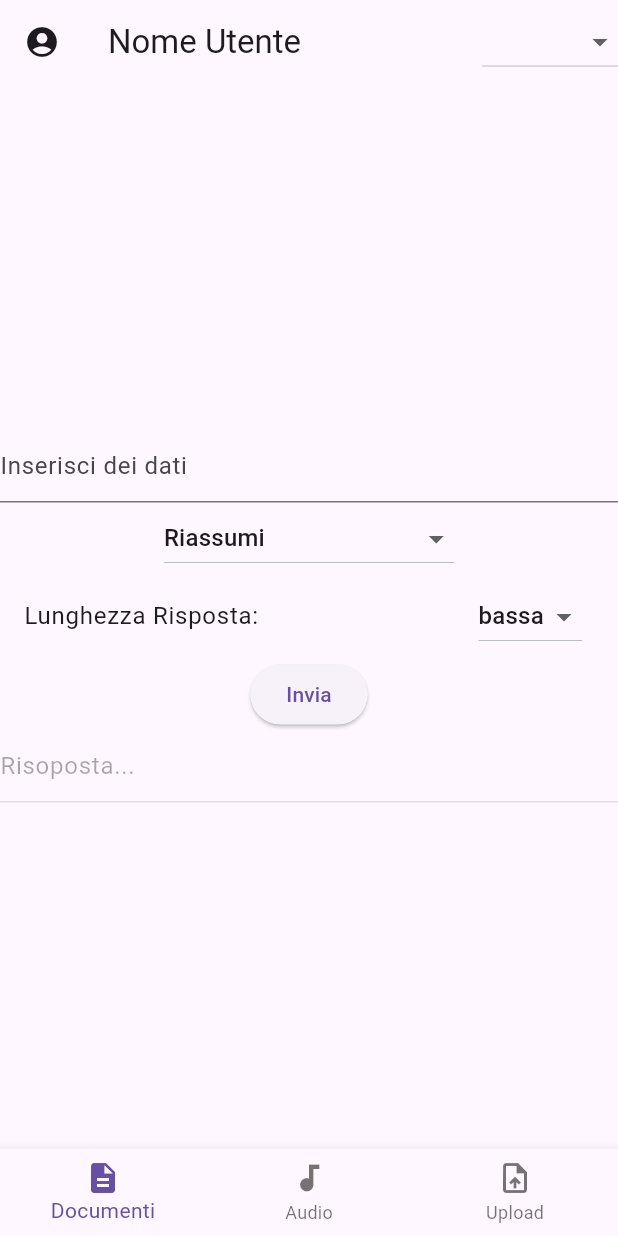
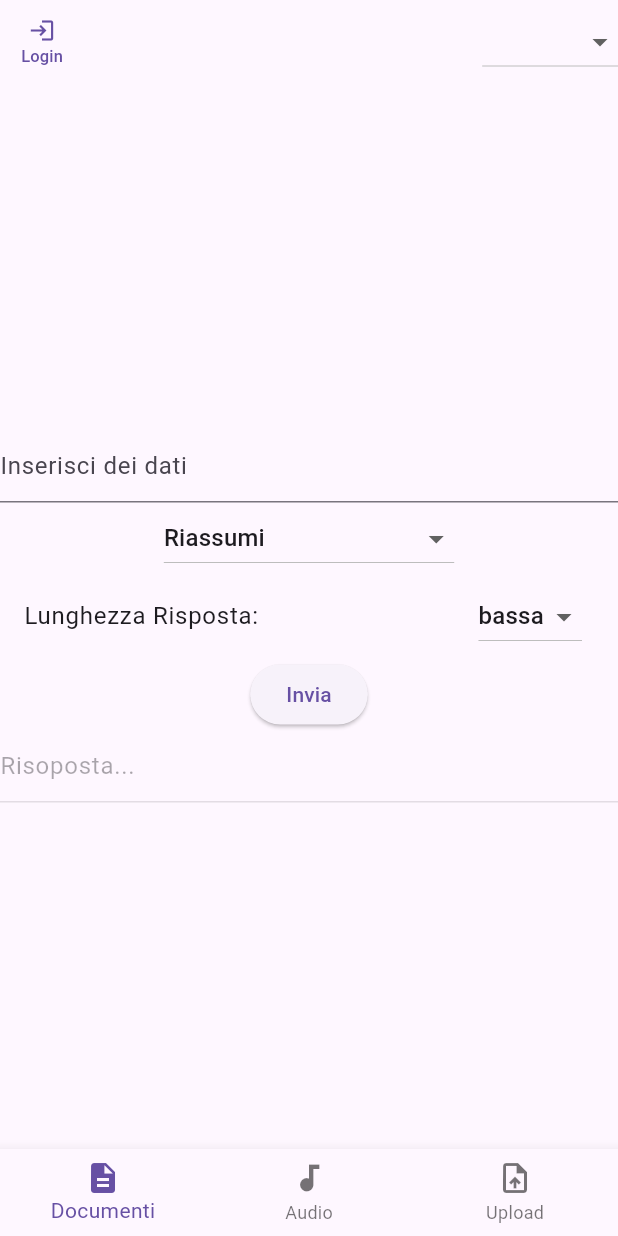
Before and after one commit to AlessandroAH/air, a Flutter app: the screen it shows after launch, on a phone screen of 412 x 824 dp. Run offline on Flutter 3.47's test engine with Material 3 defaults, Android fonts, the phone set to English and light mode, and no system bars; our stand-ins replace file_picker, permission_handler; missing offline and left inert: flutter_sound.

Commit message:
Aggiunta inizio Login, classe Registrazione, classe Login e tasto Login se è loggato o no

```diff
--- a/flutter_application_1/lib/main.dart
+++ b/flutter_application_1/lib/main.dart
@@ -1,4 +1,5 @@
 import 'package:flutter/material.dart';
+import 'package:flutter_application_1/login_page.dart';
 import 'package:flutter_application_1/services/api_service.dart';
 import 'documenti_page.dart'; // Importa la tua classe DocumentiPage
 import 'package:flutter_sound/flutter_sound.dart';
@@ -22,7 +23,7 @@ class MyApp extends StatefulWidget {
 }
 
 //Classe per la creazione dell'interfaccia grafica
-class _MyAppState extends State<MyApp> {
+class _MyAppState extends State<MyApp> with SingleTickerProviderStateMixin {
   final TextEditingController controller1 = TextEditingController();
   final TextEditingController controller2 = TextEditingController();
   final ApiService apiService = ApiService();
@@ -31,6 +32,10 @@ class _MyAppState extends State<MyApp> {
 
   String dropdownValue = 'Riassumi';
   RispostaLunghezza _rispostaLunghezza = RispostaLunghezza.bassa;
+
+  //Variabili per il login utente
+  bool _isUserLoggedIn = false;
+  String _username = 'Nome Utente';
 
   //Metodi per la registrazione audio
 
@@ -117,10 +122,37 @@ class _MyAppState extends State<MyApp> {
   @override
   Widget build(BuildContext context) {
     return MaterialApp(
-      home: Scaffold(
+      home: DefaultTabController(
+        length: 1, // Numero di tabs
+        child: Scaffold(
           appBar: AppBar(
-          leading: Icon(Icons.account_circle),
-          title: Text('Nome Utente'),
+            leading: Builder(
+              builder: (BuildContext context) {
+                return _isUserLoggedIn // Modifica questa parte
+                    ? Icon(Icons.account_circle)
+                    : TextButton(
+                        onPressed: () {
+                          Navigator.push(
+                            context,
+                            MaterialPageRoute(
+                                builder: (context) =>
+                                    LoginPage()), // Naviga alla pagina di login
+                          );
+                        },
+                        child: Column(
+                          mainAxisAlignment: MainAxisAlignment.center,
+                          children: <Widget>[
+                            Icon(Icons.login), // Usa un'icona che preferisci
+                            Text(
+                              'Login',
+                              style: TextStyle(fontSize: 11),
+                            ),
+                          ],
+                        ),
+                      );
+              },
+            ),
+            title: _isUserLoggedIn ? Text(_username) : null,
             actions: <Widget>[
               DropdownButton<String>(
                 items: <String>['Italiano', 'Inglese', 'Francese']
@@ -131,7 +163,7 @@ class _MyAppState extends State<MyApp> {
                   );
                 }).toList(),
                 onChanged: (_) {},
-            )
+              ),
             ],
           ),
           body: Center(
@@ -171,7 +203,8 @@ class _MyAppState extends State<MyApp> {
                         _rispostaLunghezza = newValue!;
                       });
                     },
-                  items: RispostaLunghezza.values.map((RispostaLunghezza value) {
+                    items:
+                        RispostaLunghezza.values.map((RispostaLunghezza value) {
                       return DropdownMenuItem<RispostaLunghezza>(
                         value: value,
                         child: Text(value.toString().split('.').last),
@@ -182,8 +215,11 @@ class _MyAppState extends State<MyApp> {
                 ElevatedButton(
                   child: Text('Invia'),
                   onPressed: () {
-                  apiService
-                      .sendData(controller1.text + "," + controller1.text + "," + _rispostaLunghezza.toString());
+                    apiService.sendData(controller1.text +
+                        "," +
+                        controller1.text +
+                        "," +
+                        _rispostaLunghezza.toString());
                   },
                 ),
                 TextField(
@@ -215,8 +251,10 @@ class _MyAppState extends State<MyApp> {
               onTap: (int index) async {
                 switch (index) {
                   case 0:
-                  Navigator.push(context,
-                      MaterialPageRoute(builder: (context) => DocumentiPage()));
+                    Navigator.push(
+                        context,
+                        MaterialPageRoute(
+                            builder: (context) => DocumentiPage()));
                     break;
                   case 1:
                     await _record();
@@ -232,6 +270,7 @@ class _MyAppState extends State<MyApp> {
             );
           }),
         ),
+      ),
     );
   }
 }
```
Also changed, not shown: flutter_application_1/lib/documenti_page.dart (+48 -2 lines), flutter_application_1/lib/login_page.dart (added, +58 -0 lines), flutter_application_1/lib/registration_page.dart (added, +103 -0 lines). Lines whose indentation alone changed are shown as unchanged.
